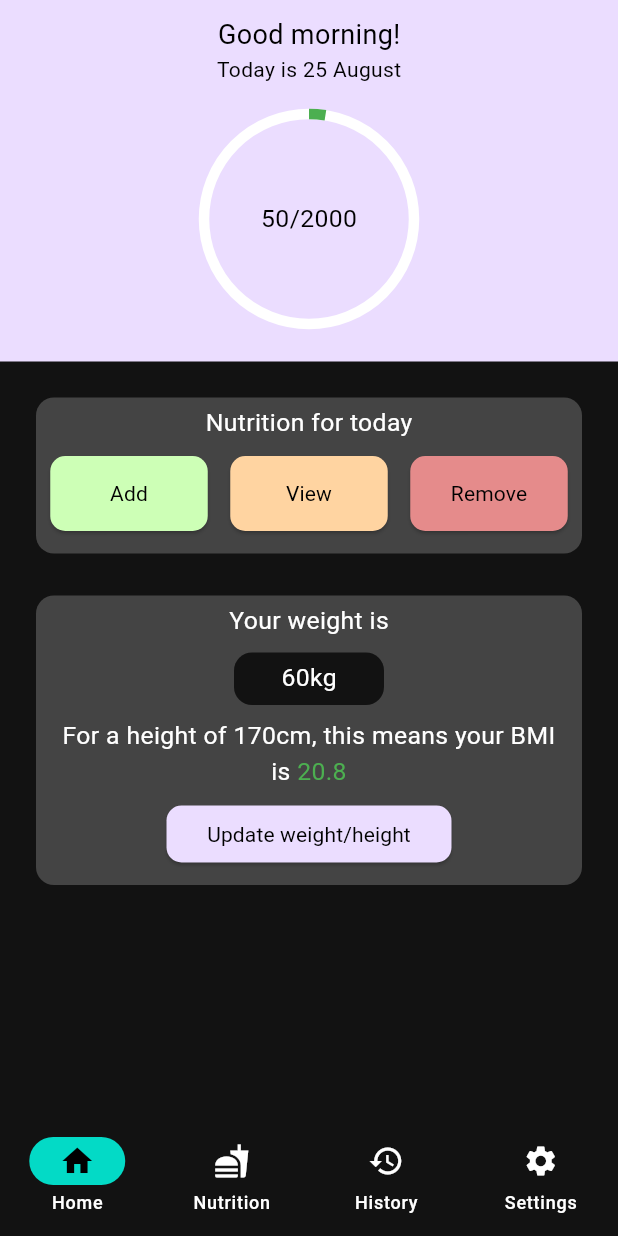
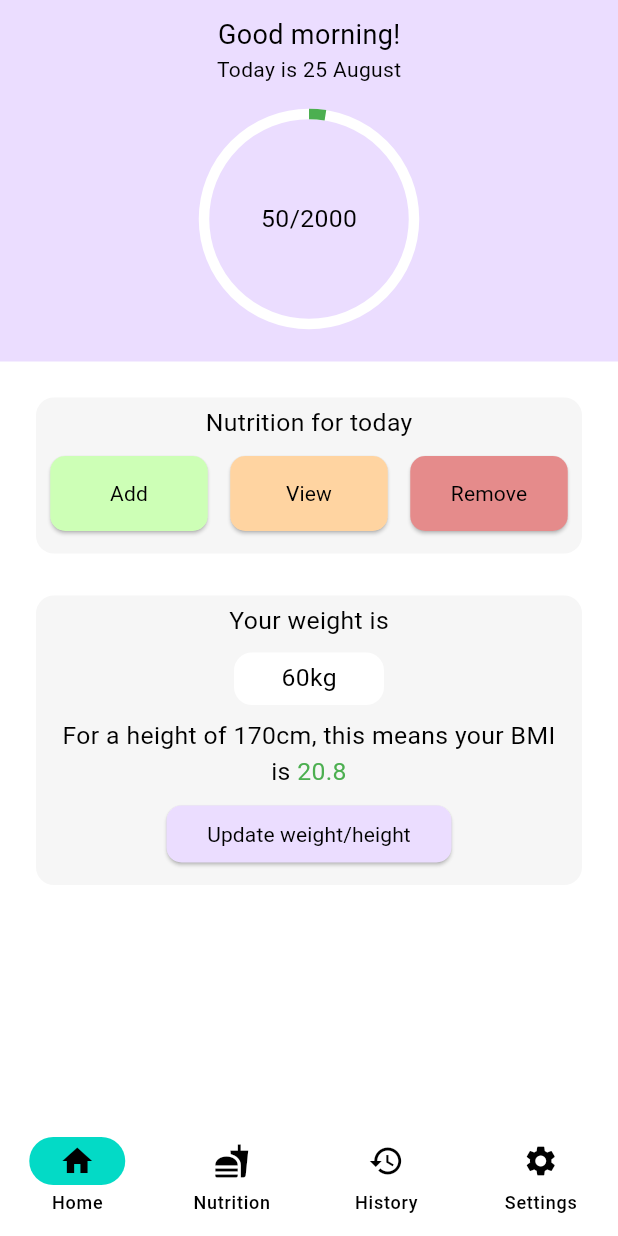
Before and after one commit to smstone0/Caloric, a Flutter app: the screen it shows after launch, on a phone screen of 412 x 824 dp. Run offline on Flutter 3.47's test engine with Material 2 defaults, Android fonts, the phone set to English and light mode, and no system bars; our stand-ins replace sqflite; accounts and stored records are empty.

Commit message:
Get system mode

```diff
--- a/lib/main.dart
+++ b/lib/main.dart
@@ -10,7 +10,7 @@ void main() {
 class MyApp extends StatelessWidget {
   const MyApp({super.key});
 
-  ThemeData getAppearance(Settings settings) {
+  ThemeData getAppearance(Settings settings, Brightness systemBrightness) {
     ThemeData light = ThemeData(
       useMaterial3: true,
       primaryColor: const Color.fromRGBO(235, 221, 255, 1),
@@ -25,8 +25,9 @@ class MyApp extends StatelessWidget {
     );
     String appearance = settings.appearance.name;
     if (settings.appearance == Appearance.system) {
-      //Get system
-      //Set appearance
+      systemBrightness == Brightness.light
+          ? appearance = 'light'
+          : appearance = 'dark';
     }
     switch (appearance) {
       case 'light':
@@ -38,6 +39,7 @@ class MyApp extends StatelessWidget {
 
   @override
   Widget build(BuildContext context) {
+    Brightness systemBrightness = MediaQuery.of(context).platformBrightness;
     return FutureBuilder<Settings>(
       future: SettingsDatabase().getSettings(),
       builder: (context, snapshot) {
@@ -52,7 +54,7 @@ class MyApp extends StatelessWidget {
           Settings settings = snapshot.data!;
           return MaterialApp(
             title: 'Caloric',
-            theme: getAppearance(settings),
+            theme: getAppearance(settings, systemBrightness),
             home: const MyHomePage(),
           );
         }
```
